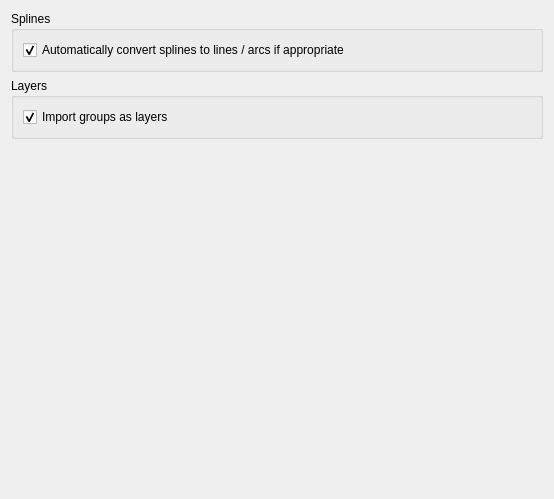
The window that scripts/File/SvgImport/PreferencesPage.ui (qcad/qcad) describes before a commit, drawn with Qt 5.
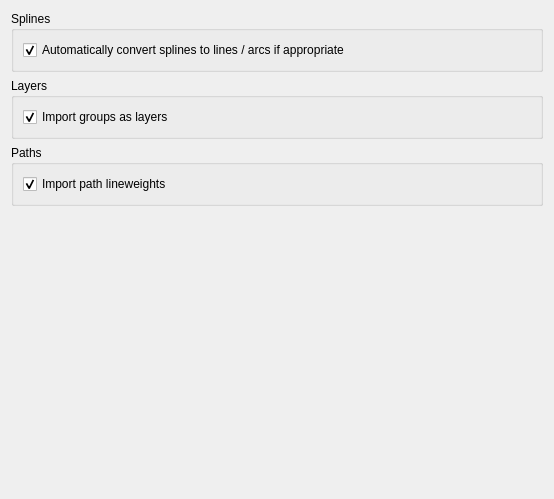
The same window after the commit.

Commit message: add preference to import path lineweight

```diff
--- a/scripts/File/SvgImport/PreferencesPage.ui
+++ b/scripts/File/SvgImport/PreferencesPage.ui
@@ -10,7 +10,7 @@
     <height>499</height>
    </rect>
   </property>
-  <layout class="QVBoxLayout" name="verticalLayout_3">
+  <layout class="QVBoxLayout" name="verticalLayout_4">
    <item>
     <widget class="QGroupBox" name="GroupSplines">
      <property name="title">
@@ -49,6 +49,25 @@
      </layout>
     </widget>
    </item>
+   <item>
+    <widget class="QGroupBox" name="GroupPaths">
+     <property name="title">
+      <string>Paths</string>
+     </property>
+     <layout class="QVBoxLayout" name="verticalLayout_3">
+      <item>
+       <widget class="QCheckBox" name="ImportPathLineweights">
+        <property name="text">
+         <string>Import path lineweights</string>
+        </property>
+        <property name="checked">
+         <bool>true</bool>
+        </property>
+       </widget>
+      </item>
+     </layout>
+    </widget>
+   </item>
    <item>
     <spacer name="verticalSpacer">
      <property name="orientation">
```
The commit also changes 1 other file.
